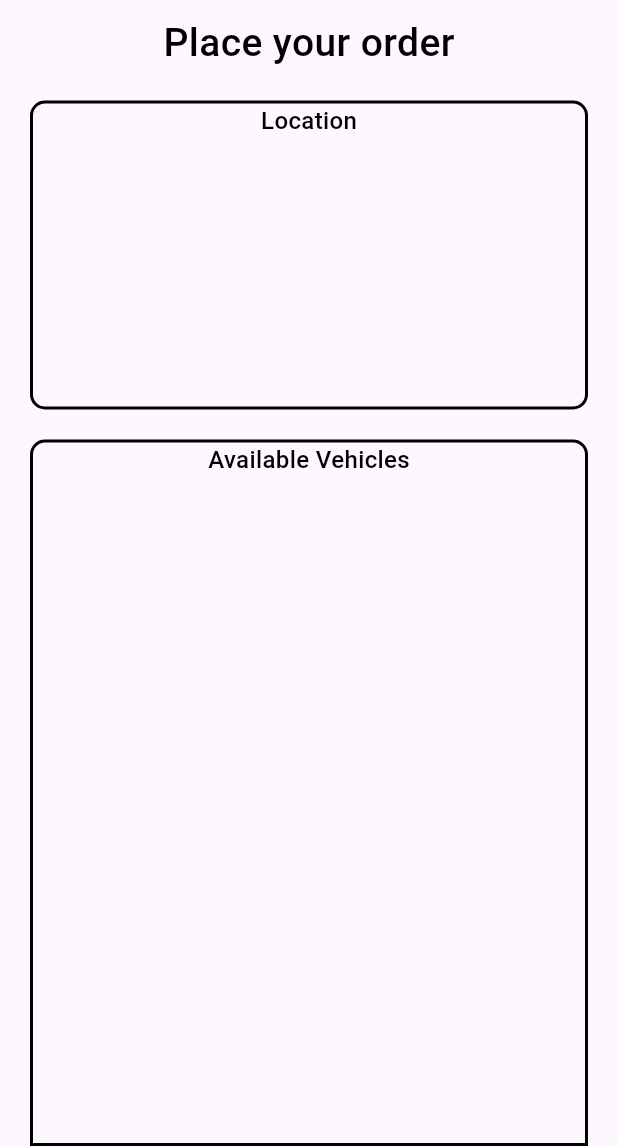
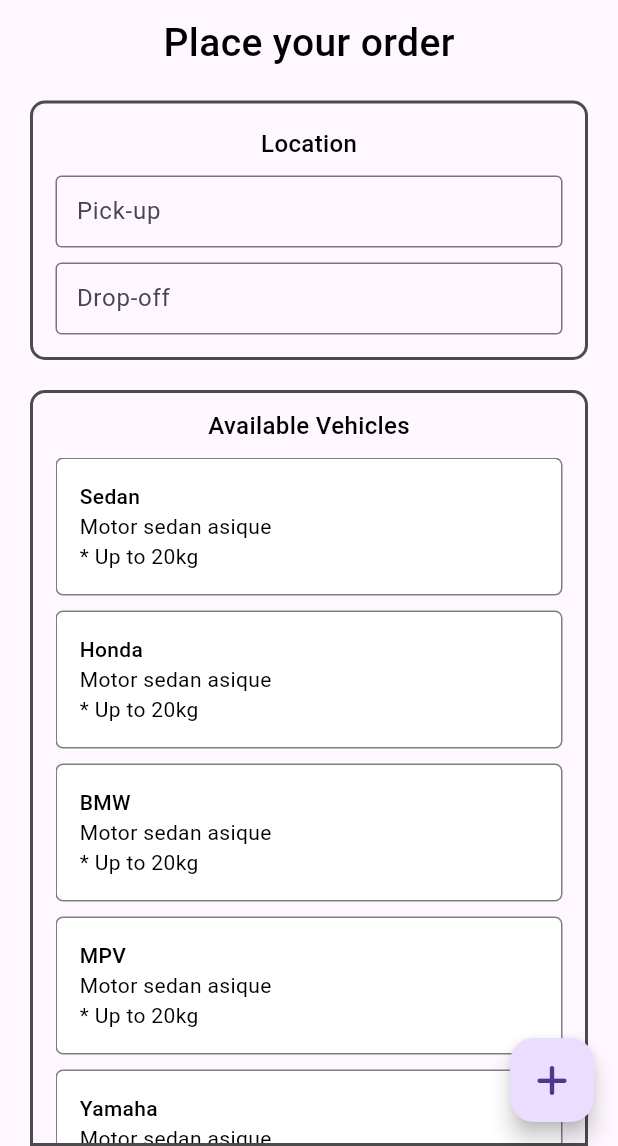
Before and after one commit to azzaaass/tubes-mobile-ali-axel, a Flutter app: the Homepage screen opened directly, on a phone screen of 412 x 824 dp, the part 90-1236 px from its top. Run offline on Flutter 3.47's test engine with Material 3 defaults, Android fonts, the phone set to English and light mode, and no system bars; our stand-ins replace font_awesome_flutter, google_fonts.

Commit message:
selesai menu all

```diff
--- /dev/null
+++ b/lib/data/data.dart
@@ -0,0 +1,52 @@
+class Motor {
+  int id;
+  String name;
+  String description;
+  String subDescription;
+  int price;
+  bool isSelected = false;
+  Motor(
+      {required this.id,
+      required this.name,
+      required this.description,
+      required this.subDescription,
+      required this.price});
+}
+
+List<Motor> motor = [
+  Motor(
+    id: 1,
+    name: "Sedan",
+    description: "Motor sedan asique",
+    subDescription: "* Up to 20kg",
+    price: 2000,
+  ),
+  Motor(
+    id: 2,
+    name: "Honda",
+    description: "Motor sedan asique",
+    subDescription: "* Up to 20kg",
+    price: 2000,
+  ),
+  Motor(
+    id: 3,
+    name: "BMW",
+    description: "Motor sedan asique",
+    subDescription: "* Up to 20kg",
+    price: 2000,
+  ),
+  Motor(
+    id: 4,
+    name: "MPV",
+    description: "Motor sedan asique",
+    subDescription: "* Up to 20kg",
+    price: 2000,
+  ),
+  Motor(
+    id: 5,
+    name: "Yamaha",
+    description: "Motor sedan asique",
+    subDescription: "* Up to 20kg",
+    price: 2000,
+  ),
+];
--- a/lib/screen/homepage.dart
+++ b/lib/screen/homepage.dart
@@ -1,23 +1,31 @@
+import 'package:flutter/cupertino.dart';
 import 'package:flutter/material.dart';
 import 'package:font_awesome_flutter/font_awesome_flutter.dart';
+import 'package:tubes_mobile_al/data/data.dart';
+import 'package:tubes_mobile_al/screen/order.dart';
 import 'package:tubes_mobile_al/style.dart/color.dart';
 import 'package:tubes_mobile_al/style.dart/text.dart';
 
 class Homepage extends StatefulWidget {
-  const Homepage({super.key});
+  Homepage({super.key});
+
+  TextEditingController pickController = TextEditingController();
+  TextEditingController dropController = TextEditingController();
 
   @override
   State<Homepage> createState() => _HomepageState();
 }
 
 class _HomepageState extends State<Homepage> {
+  List<Motor> buyMotor = [];
+
   @override
   Widget build(BuildContext context) {
     MediaQueryData mediaQuery = MediaQuery.of(context);
     return Scaffold(
       body: SafeArea(
         child: Padding(
-          padding: EdgeInsets.only(top: 20, right: 20, left: 20),
+          padding: const EdgeInsets.only(top: 20, right: 20, left: 20),
           child: Column(
             children: [
               Row(
@@ -58,10 +66,10 @@
               ),
               Container(
                 width: mediaQuery.size.width,
-                height: mediaQuery.size.height / 4,
+                padding: const EdgeInsets.all(15),
                 decoration: BoxDecoration(
                   border: Border.all(
-                    color: Colors.black, // Warna border
+                    color: black.withOpacity(0.7), // Warna border
                     width: 2.0, // Lebar border
                   ),
                   borderRadius: BorderRadius.circular(10),
@@ -72,6 +80,46 @@
                       "Location",
                       style: text_16_500_black,
                     ),
+                    const SizedBox(
+                      height: 10,
+                    ),
+                    SizedBox(
+                      width: mediaQuery.size.width,
+                      child: TextField(
+                        controller: widget.pickController,
+                        decoration: const InputDecoration(
+                          labelText: 'Pick-up',
+                          hintText: 'Pick-up Location',
+                          border: OutlineInputBorder(
+                            borderSide:
+                                BorderSide(color: black), // Atur warna border
+                          ),
+                          contentPadding: EdgeInsets.symmetric(
+                              vertical: 5.0, horizontal: 10.0),
+                        ),
+                        style: text_16_500_black,
+                      ),
+                    ),
+                    const SizedBox(
+                      height: 10,
+                    ),
+                    SizedBox(
+                      width: mediaQuery.size.width,
+                      child: TextField(
+                        controller: widget.dropController,
+                        decoration: const InputDecoration(
+                          labelText: 'Drop-off',
+                          hintText: 'Drop-off Location',
+                          border: OutlineInputBorder(
+                            borderSide:
+                                BorderSide(color: black), // Atur warna border
+                          ),
+                          contentPadding: EdgeInsets.symmetric(
+                              vertical: 5.0, horizontal: 10.0),
+                        ),
+                        style: text_16_500_black,
+                      ),
+                    ),
                   ],
                 ),
               ),
@@ -80,22 +128,86 @@
               ),
               Expanded(
                 child: Container(
+                  padding: const EdgeInsets.symmetric(horizontal: 15),
                   width: mediaQuery.size.width,
                   decoration: BoxDecoration(
                     border: Border.all(
-                      color: Colors.black, // Warna border
+                      color: black.withOpacity(0.7), // Warna border
                       width: 2.0, // Lebar border
                     ),
-                    borderRadius: BorderRadius.only(
+                    borderRadius: const BorderRadius.only(
                         topLeft: Radius.circular(10),
                         topRight: Radius.circular(10)),
                   ),
                   child: Column(
                     children: [
+                      const SizedBox(
+                        height: 10,
+                      ),
                       Text(
                         "Available Vehicles",
                         style: text_16_500_black,
                       ),
+                      const SizedBox(
+                        height: 10,
+                      ),
+                      Expanded(
+                        child: Container(
+                          child: ListView.builder(
+                            itemCount: motor.length,
+                            itemBuilder: (context, index) {
+                              return InkWell(
+                                onTap: () {
+                                  setState(() {
+                                    motor[index].isSelected =
+                                        !motor[index].isSelected;
+                                  });
+                                  if (motor[index].isSelected) {
+                                    buyMotor.add(motor[index]);
+                                  } else {
+                                    buyMotor.removeWhere((element) =>
+                                        element.id == motor[index].id);
+                                  }
+                                  // print(buyMotor);
+                                },
+                                child: Container(
+                                  margin: const EdgeInsets.only(bottom: 10),
+                                  padding: const EdgeInsets.all(15),
+                                  decoration: BoxDecoration(
+                                    color: motor[index].isSelected
+                                        ? orange.withOpacity(0.3)
+                                        : white,
+                                    border: Border.all(
+                                      color: black
+                                          .withOpacity(0.5), // Warna border
+                                      width: 1.0, // Lebar border
+                                    ),
+                                    borderRadius: BorderRadius.circular(5),
+                                  ),
+                                  child: Column(
+                                    crossAxisAlignment:
+                                        CrossAxisAlignment.start,
+                                    children: [
+                                      Text(
+                                        motor[index].name,
+                                        style: text_14_500_black,
+                                      ),
+                                      Text(
+                                        motor[index].description,
+                                        style: text_14_400_black,
+                                      ),
+                                      Text(
+                                        motor[index].subDescription,
+                                        style: text_14_400_black,
+                                      ),
+                                    ],
+                                  ),
+                                ),
+                              );
+                            },
+                          ),
+                        ),
+                      )
                     ],
                   ),
                 ),
@@ -104,6 +216,17 @@
           ),
         ),
       ),
+      floatingActionButton: FloatingActionButton(
+        onPressed: () => Navigator.push(
+          context,
+          CupertinoPageRoute(
+            builder: (context) => Order(
+              buyMotor: buyMotor,
+            ),
+          ),
+        ),
+        child: FaIcon(FontAwesomeIcons.plus),
+      ),
     );
   }
 }
```
Also changed, not shown: lib/screen/login.dart (+2 -9 lines), lib/screen/order.dart (added, +109 -0 lines), lib/screen/payment.dart (added, +170 -0 lines).
